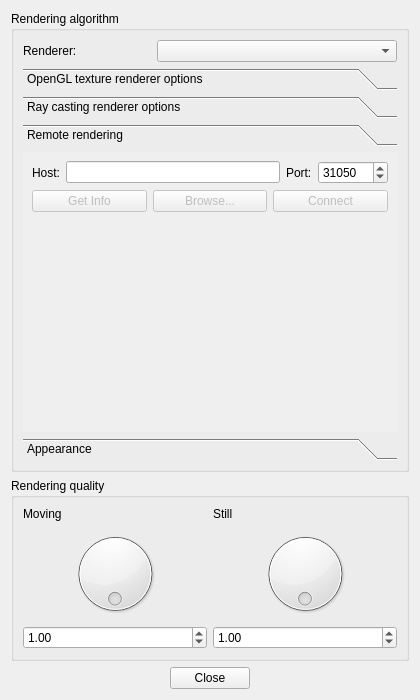
The window that vox-desk-qt/src/vvprefdialog.ui (deskvox/deskvox) describes before a commit, drawn with Qt 5.
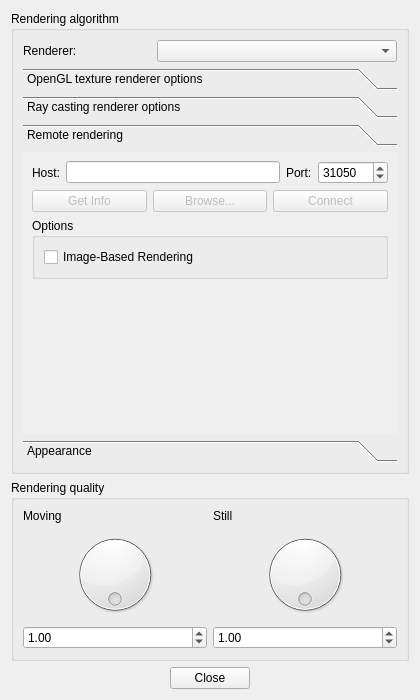
The same window after the commit. The open tabs and pages were chosen to show the change.

Commit message:
Switch between image and ibr rendering
Added a checkbox to the preferences dialog in
vox-desk-qt to switch between the two modes

Patch:
```diff
--- a/vox-desk-qt/src/vvprefdialog.ui
+++ b/vox-desk-qt/src/vvprefdialog.ui
@@ -241,7 +241,7 @@
          <attribute name="label">
           <string>Remote rendering</string>
          </attribute>
-         <layout class="QVBoxLayout" name="verticalLayout_4">
+         <layout class="QVBoxLayout" name="verticalLayout_7">
           <item>
            <layout class="QHBoxLayout" name="horizontalLayout_2">
             <item>
@@ -320,14 +320,30 @@
            </layout>
           </item>
           <item>
-           <spacer name="verticalSpacer_2">
+           <widget class="QGroupBox" name="remoteOptionsBox">
+            <property name="title">
+             <string>Options</string>
+            </property>
+            <layout class="QVBoxLayout" name="verticalLayout_4">
+             <item>
+              <widget class="QCheckBox" name="ibrBox">
+               <property name="text">
+                <string>Image-Based Rendering</string>
+               </property>
+              </widget>
+             </item>
+            </layout>
+           </widget>
+          </item>
+          <item>
+           <spacer name="remoteSpacer">
             <property name="orientation">
              <enum>Qt::Vertical</enum>
             </property>
             <property name="sizeHint" stdset="0">
              <size>
               <width>20</width>
-              <height>218</height>
+              <height>156</height>
              </size>
             </property>
            </spacer>
```
Left out of the diff: 16 changed lines with no effect on the pictures. The commit also changes 2 other files.
